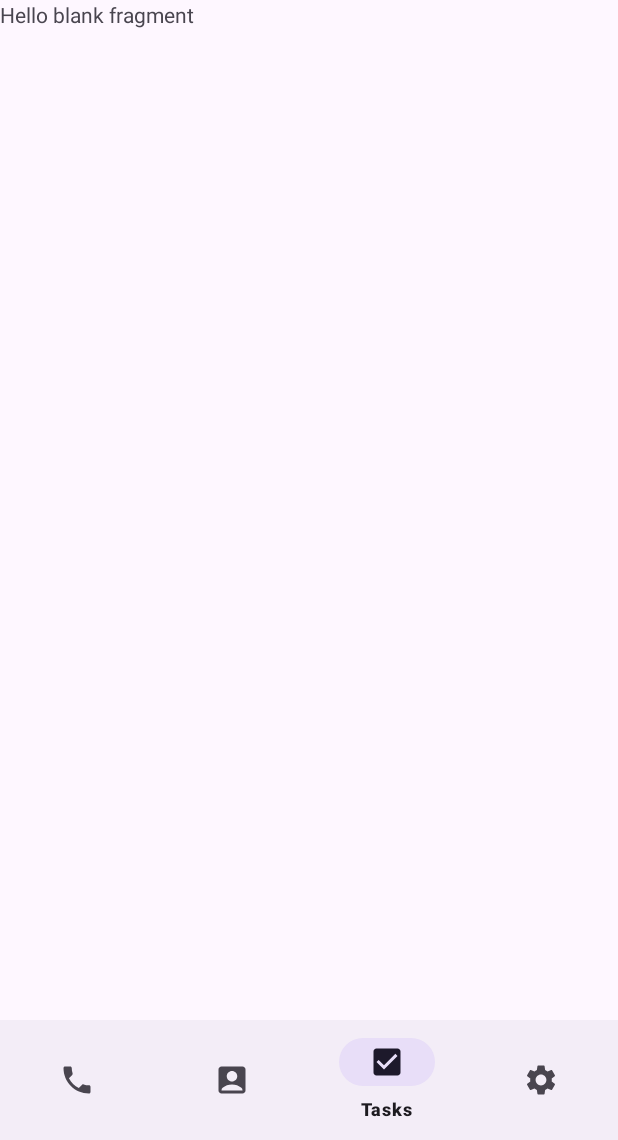
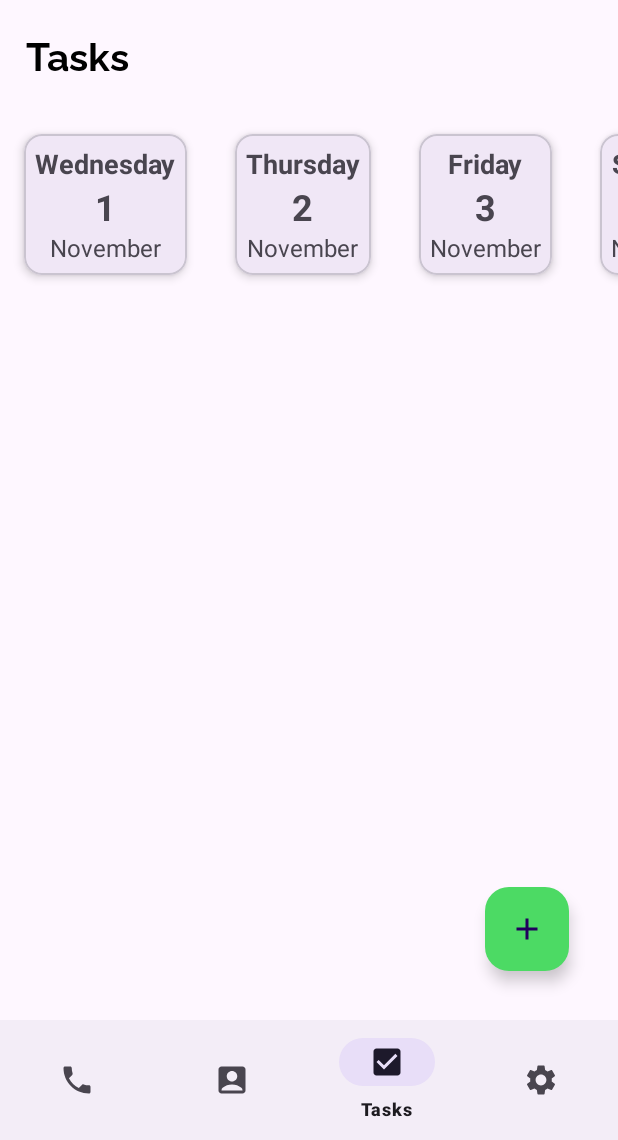
Before and after one commit to RedEyesNCode/GoDial_Android, an Android app: the FragmentTasks screen opened through its navigation route, on a phone screen of 412 x 824 dp, the part 96-1236 px from its top. Run offline under Robolectric (Android 15) with nearby library versions, the phone set to English and light mode, and no system bars; our stand-ins replace navigation-ui, sdp/ssp sizes.

Commit message:
Finish Dashboard

```diff
--- /dev/null
+++ b/app/src/main/java/com/redeyesncode/gozulix/data/CalendarDate.kt
@@ -0,0 +1,3 @@
+package com.redeyesncode.gozulix.data
+
+data class CalendarDate(val weekday: String, val date: String, val month: String)
--- /dev/null
+++ b/app/src/main/java/com/redeyesncode/gozulix/ui/adapters/CalendarAdapter.kt
@@ -0,0 +1,36 @@
+package com.redeyesncode.gozulix.ui.adapters
+
+import android.view.LayoutInflater
+import android.view.View
+import android.view.ViewGroup
+import android.widget.TextView
+import androidx.recyclerview.widget.RecyclerView
+import com.redeyesncode.gozulix.R
+import com.redeyesncode.gozulix.data.CalendarDate
+import java.util.*
+
+class CalendarAdapter(private val dateList: List<CalendarDate>) : RecyclerView.Adapter<CalendarAdapter.CalendarViewHolder>() {
+
+    override fun onCreateViewHolder(parent: ViewGroup, viewType: Int): CalendarViewHolder {
+        val view = LayoutInflater.from(parent.context).inflate(R.layout.item_calender_card, parent, false)
+        return CalendarViewHolder(view)
+    }
+
+    override fun onBindViewHolder(holder: CalendarViewHolder, position: Int) {
+        val date = dateList[position]
+
+        holder.weekdayTextView.text = date.weekday
+        holder.dateTextView.text = date.date
+        holder.monthTextView.text = date.month
+    }
+
+    override fun getItemCount(): Int {
+        return dateList.size
+    }
+
+    inner class CalendarViewHolder(itemView: View) : RecyclerView.ViewHolder(itemView) {
+        val weekdayTextView: TextView = itemView.findViewById(R.id.weekdayTextView)
+        val dateTextView: TextView = itemView.findViewById(R.id.dateTextView)
+        val monthTextView: TextView = itemView.findViewById(R.id.monthTextView)
+    }
+}
--- a/app/src/main/java/com/redeyesncode/gozulix/ui/fragments/FragmentTasks.kt
+++ b/app/src/main/java/com/redeyesncode/gozulix/ui/fragments/FragmentTasks.kt
@@ -5,7 +5,14 @@ import androidx.fragment.app.Fragment
 import android.view.LayoutInflater
 import android.view.View
 import android.view.ViewGroup
+import androidx.recyclerview.widget.LinearLayoutManager
 import com.redeyesncode.gozulix.R
+import com.redeyesncode.gozulix.data.CalendarDate
+import com.redeyesncode.gozulix.databinding.FragmentTasksBinding
+import com.redeyesncode.gozulix.ui.adapters.CalendarAdapter
+import java.text.SimpleDateFormat
+import java.util.Calendar
+import java.util.Locale
 
 // TODO: Rename parameter arguments, choose names that match
 // the fragment initialization parameters, e.g. ARG_ITEM_NUMBER
@@ -21,6 +28,7 @@ class FragmentTasks : Fragment() {
     // TODO: Rename and change types of parameters
     private var param1: String? = null
     private var param2: String? = null
+    lateinit var binding:FragmentTasksBinding
 
     override fun onCreate(savedInstanceState: Bundle?) {
         super.onCreate(savedInstanceState)
@@ -35,7 +43,13 @@ class FragmentTasks : Fragment() {
         savedInstanceState: Bundle?
     ): View? {
         // Inflate the layout for this fragment
-        return inflater.inflate(R.layout.fragment_tasks, container, false)
+
+        binding = FragmentTasksBinding.inflate(layoutInflater)
+        val data = generateCalendarDatesForYearWithStartingMonth(2023,10)
+        binding.recvCalender.adapter = CalendarAdapter(data)
+        binding.recvCalender.layoutManager = LinearLayoutManager(requireContext(),LinearLayoutManager.HORIZONTAL,false)
+
+        return binding.root
     }
 
     companion object {
@@ -57,4 +71,20 @@ class FragmentTasks : Fragment() {
                 }
             }
     }
+    fun generateCalendarDatesForYearWithStartingMonth(year: Int, startingMonth: Int): List<CalendarDate> {
+        val calendarDates = mutableListOf<CalendarDate>()
+        val calendar = Calendar.getInstance()
+        calendar.set(year, startingMonth, 1) // Set to the desired starting month
+        val dateFormat = SimpleDateFormat("EEEE", Locale.getDefault())
+
+        while (calendar.get(Calendar.YEAR) == year && calendar.get(Calendar.MONTH) <= startingMonth + 2) {
+            val weekday = dateFormat.format(calendar.time)
+            val date = calendar.get(Calendar.DAY_OF_MONTH).toString()
+            val monthName = SimpleDateFormat("MMMM", Locale.getDefault()).format(calendar.time)
+            calendarDates.add(CalendarDate(weekday, date, monthName))
+            calendar.add(Calendar.DAY_OF_MONTH, 1)
+        }
+
+        return calendarDates
+    }
 }
--- a/app/src/main/res/layout/fragment_tasks.xml
+++ b/app/src/main/res/layout/fragment_tasks.xml
@@ -1,14 +1,46 @@
 <?xml version="1.0" encoding="utf-8"?>
-<FrameLayout xmlns:android="http://schemas.android.com/apk/res/android"
+<RelativeLayout xmlns:android="http://schemas.android.com/apk/res/android"
     xmlns:tools="http://schemas.android.com/tools"
     android:layout_width="match_parent"
     android:layout_height="match_parent"
+    xmlns:app="http://schemas.android.com/apk/res-auto"
+    android:orientation="vertical"
     tools:context=".ui.fragments.FragmentTasks">
 
-    <!-- TODO: Update blank fragment layout -->
     <TextView
+        android:layout_width="wrap_content"
+        style="@style/BigTextView"
+        android:layout_gravity="start"
+        android:layout_alignParentStart="true"
+        android:layout_centerHorizontal="true"
+        android:id="@+id/tvTitle"
+        android:layout_alignParentTop="true"
+
+        android:textColor="@color/black"
+        android:text="Tasks"
+        android:fontFamily="@font/raleway_bold"
+        android:layout_height="wrap_content"/>
+
+    <androidx.recyclerview.widget.RecyclerView
+        android:id="@+id/recvCalender"
         android:layout_width="match_parent"
-        android:layout_height="match_parent"
-        android:text="@string/hello_blank_fragment" />
+        android:layout_centerHorizontal="true"
+        android:layout_below="@id/tvTitle"
+        app:layoutManager="androidx.recyclerview.widget.LinearLayoutManager"
+        android:orientation="horizontal"
+        tools:listitem="@layout/item_calender_card"
+        android:layout_height="wrap_content"/>
 
-</FrameLayout>
+    <com.google.android.material.floatingactionbutton.FloatingActionButton
+        android:layout_width="wrap_content"
+        android:layout_height="wrap_content"
+        android:layout_margin="@dimen/_25sdp"
+        android:layout_alignParentBottom="true"
+        android:layout_alignParentEnd="true"
+        android:backgroundTint="@color/green_3"
+        android:src="@drawable/baseline_add_24"
+        app:layout_constraintBottom_toBottomOf="parent"
+        app:layout_constraintEnd_toEndOf="parent"
+        />
+
+</RelativeLayout>
--- /dev/null
+++ b/app/src/main/res/layout/item_calender_card.xml
@@ -0,0 +1,50 @@
+<LinearLayout xmlns:android="http://schemas.android.com/apk/res/android"
+    android:layout_width="wrap_content"
+    android:layout_height="wrap_content"
+    xmlns:app="http://schemas.android.com/apk/res-auto"
+
+    android:orientation="vertical">
+
+    <com.google.android.material.card.MaterialCardView
+
+        android:layout_width="wrap_content"
+        android:layout_height="wrap_content"
+        app:cardElevation="@dimen/_3sdp"
+        app:cardUseCompatPadding="true"
+        android:layout_margin="8dp"
+        android:padding="16dp">
+
+        <LinearLayout
+            android:layout_width="match_parent"
+            android:gravity="center"
+            android:padding="@dimen/_6sdp"
+            android:orientation="vertical"
+            android:layout_height="wrap_content">
+
+            <TextView
+                android:id="@+id/weekdayTextView"
+                android:layout_width="wrap_content"
+                android:layout_height="wrap_content"
+                android:text="Monday"
+                android:textSize="18sp"
+                android:textStyle="bold" />
+
+            <TextView
+                android:id="@+id/dateTextView"
+                android:layout_width="wrap_content"
+                android:layout_height="wrap_content"
+                android:text="1"
+                android:textSize="24sp"
+                android:textStyle="bold" />
+
+            <TextView
+                android:id="@+id/monthTextView"
+                android:layout_width="wrap_content"
+                android:layout_height="wrap_content"
+                android:text="November"
+                android:textSize="16sp" />
+        </LinearLayout>
+
+
+    </com.google.android.material.card.MaterialCardView>
+</LinearLayout>
```
